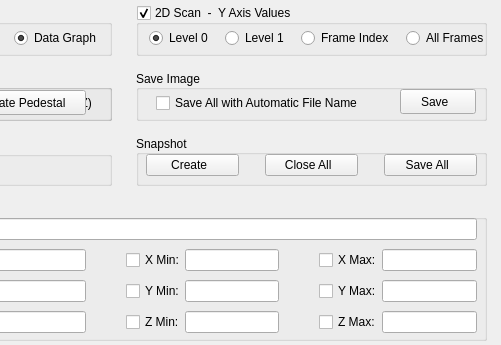
Above: slsDetectorGui/forms/form_tab_plot.ui from slsdetectorgroup/slsDetectorPackage before the change; both pictures show x 274 to 775 and y 0 to 345 of the 775 by 345 pixel window. Below: the same form after it.
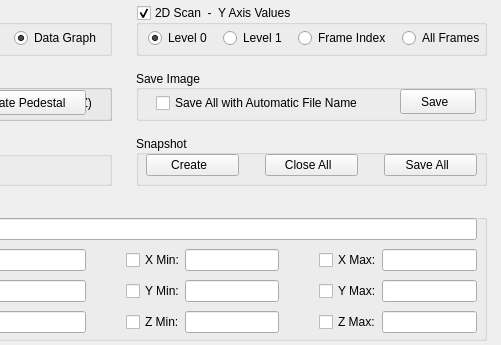
That is the form after the change. Icons and pictures are not drawn.

The edit to the form file:
```diff
--- a/slsDetectorGui/forms/form_tab_plot.ui
+++ b/slsDetectorGui/forms/form_tab_plot.ui
@@ -780,7 +780,7 @@
      <rect>
       <x>10</x>
       <y>20</y>
-      <width>348</width>
+      <width>341</width>
       <height>26</height>
      </rect>
     </property>
```
Left out of the diff: 4 changed lines with no effect on the pictures.
